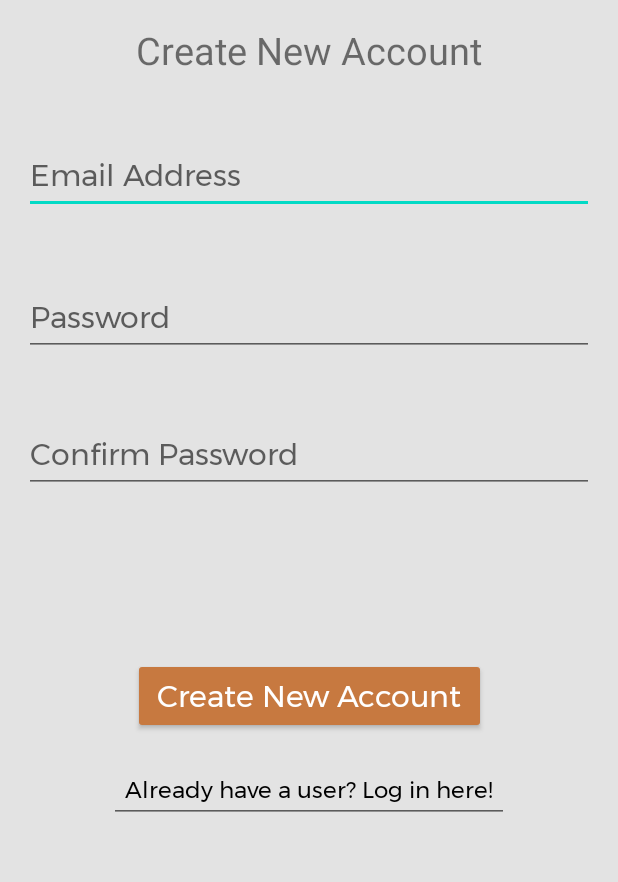
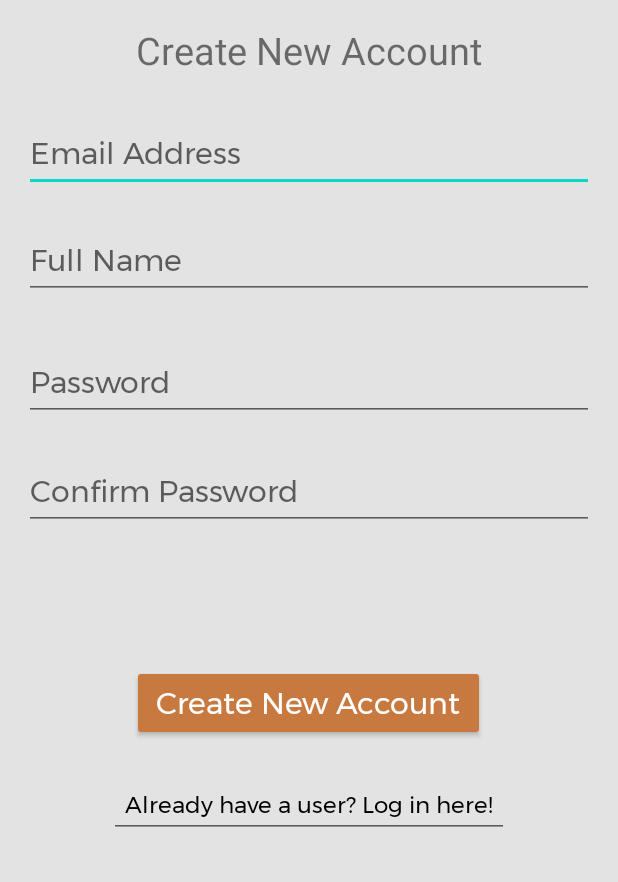
Before and after one commit to rongoldinfeld/trippy, an Android app: the Register screen opened directly, with no data from a screen before it, on a phone screen of 412 x 824 dp, the part 354-1236 px from its top. Run offline under Robolectric (Android 15) with nearby library versions, the phone set to English and light mode, and no system bars; our stand-ins replace Firebase (no records; nobody signed in at launch, a user with empty details on screens opened directly).

Commit message:
added user full name property and save on firestore

```diff
--- a/app/build.gradle
+++ b/app/build.gradle
@@ -13,7 +13,7 @@ android {
         targetSdkVersion 29
         versionCode 1
         versionName "1.0"
-
+        multiDexEnabled true
         testInstrumentationRunner "androidx.test.runner.AndroidJUnitRunner"
     }
 
@@ -36,10 +36,11 @@ dependencies {
     testImplementation 'junit:junit:4.+'
     androidTestImplementation 'androidx.test.ext:junit:1.1.2'
     androidTestImplementation 'androidx.test.espresso:espresso-core:3.3.0'
-
+    implementation 'com.android.support:multidex:1.0.3'
     // Import the Firebase BoM
     implementation platform('com.google.firebase:firebase-bom:26.4.0')
     // Declare the dependencies for the desired Firebase products
     // For example, declare the dependencies for Firebase Authentication
     implementation 'com.google.firebase:firebase-auth'
+    implementation 'com.google.firebase:firebase-firestore'
 }
--- a/app/src/main/java/com/colman/trippy/Register.java
+++ b/app/src/main/java/com/colman/trippy/Register.java
@@ -19,7 +19,7 @@ import com.google.firebase.auth.FirebaseAuth;
 
 public class Register extends AppCompatActivity {
 
-    EditText mEmail, mPassword, mConfirmPassword;
+    EditText mEmail, mPassword, mFullName, mConfirmPassword;
     ProgressBar mProgressBar;
     Button mRegisterBtn;
     FirebaseAuth fAuth;
@@ -36,6 +36,7 @@ public class Register extends AppCompatActivity {
         mRegisterBtn = findViewById(R.id.registerButton);
         mProgressBar = findViewById(R.id.progressBar);
         mLoginLink = findViewById(R.id.login_now_text);
+        mFullName = findViewById(R.id.full_name_text);
         fAuth = FirebaseAuth.getInstance();
 
         mLoginLink.setOnClickListener(view -> startActivity(new Intent(getApplicationContext(), Login.class)));
@@ -60,6 +61,7 @@ public class Register extends AppCompatActivity {
             String email = mEmail.getText().toString().trim();
             String password = mPassword.getText().toString().trim();
             String confirmPassword = mConfirmPassword.getText().toString().trim();
+            String fullName = mFullName.getText().toString().trim();
 
             if (TextUtils.isEmpty(email)) {
                 mEmail.setError("Email is Required.");
@@ -81,7 +83,7 @@ public class Register extends AppCompatActivity {
                 return;
             }
 
-            User user = new User(email, password);
+            User user = new User(email, password, fullName);
             mProgressBar.setVisibility(View.VISIBLE);
             UserModel.instance.registerUser(user, new UserModel.AddUserListener() {
                 @Override
--- a/app/src/main/res/layout/activity_register.xml
+++ b/app/src/main/res/layout/activity_register.xml
@@ -28,7 +28,7 @@
         app:layout_constraintEnd_toEndOf="parent"
         app:layout_constraintStart_toStartOf="parent"
         app:layout_constraintTop_toBottomOf="@+id/registerButton"
-        app:layout_constraintVertical_bias="0.286" />
+        app:layout_constraintVertical_bias="0.409" />
 
     <TextView
         android:id="@+id/textView"
@@ -66,21 +66,40 @@
         android:inputType="textEmailAddress"
         app:layout_constraintBottom_toBottomOf="parent"
         app:layout_constraintEnd_toEndOf="parent"
-        app:layout_constraintHorizontal_bias="0.498"
+        app:layout_constraintHorizontal_bias="0.0"
         app:layout_constraintStart_toStartOf="parent"
         app:layout_constraintTop_toBottomOf="@+id/textView2"
-        app:layout_constraintVertical_bias="0.084" />
+        app:layout_constraintVertical_bias="0.054" />
 
     <EditText
-        android:id="@+id/password"
-        android:hint="Password"
+        android:id="@+id/full_name_text"
+        style="@style/EditText"
+        android:layout_width="0dp"
+        android:layout_height="wrap_content"
+        android:layout_marginStart="16dp"
+        android:layout_marginTop="8dp"
+        android:layout_marginEnd="16dp"
+        android:layout_marginBottom="212dp"
+        android:ems="10"
+        android:hint="Full Name"
+        android:inputType="text"
         app:layout_constraintBottom_toBottomOf="parent"
         app:layout_constraintEnd_toEndOf="parent"
         app:layout_constraintHorizontal_bias="0.0"
         app:layout_constraintStart_toStartOf="parent"
         app:layout_constraintTop_toBottomOf="@+id/emailAddress"
-        app:layout_constraintVertical_bias="0.11"
-        style="@style/EditText" />
+        app:layout_constraintVertical_bias="0.062" />
+
+    <EditText
+        android:id="@+id/password"
+        style="@style/EditText"
+        android:layout_marginBottom="260dp"
+        android:hint="Password"
+        app:layout_constraintBottom_toBottomOf="parent"
+        app:layout_constraintEnd_toEndOf="parent"
+        app:layout_constraintStart_toStartOf="parent"
+        app:layout_constraintTop_toBottomOf="@+id/full_name_text"
+        app:layout_constraintVertical_bias="0.387" />
 
     <EditText
         android:id="@+id/confirmPassword"
@@ -88,6 +107,7 @@
         android:layout_width="0dp"
         android:layout_height="wrap_content"
         android:layout_marginStart="16dp"
+        android:layout_marginTop="8dp"
         android:layout_marginEnd="16dp"
         android:ems="10"
         android:hint="Confirm Password"
@@ -97,7 +117,7 @@
         app:layout_constraintHorizontal_bias="0.0"
         app:layout_constraintStart_toStartOf="parent"
         app:layout_constraintTop_toBottomOf="@+id/password"
-        app:layout_constraintVertical_bias="0.134" />
+        app:layout_constraintVertical_bias="0.054" />
 
     <Button
         android:id="@+id/registerButton"
@@ -106,9 +126,10 @@
         app:backgroundTint="#C77940"
         app:layout_constraintBottom_toBottomOf="parent"
         app:layout_constraintEnd_toEndOf="parent"
+        app:layout_constraintHorizontal_bias="0.497"
         app:layout_constraintStart_toStartOf="parent"
         app:layout_constraintTop_toBottomOf="@+id/confirmPassword"
-        app:layout_constraintVertical_bias="0.526" />
+        app:layout_constraintVertical_bias="0.488" />
 
     <ProgressBar
         android:id="@+id/progressBar"
@@ -120,7 +141,9 @@
         android:visibility="invisible"
         app:layout_constraintBottom_toTopOf="@+id/registerButton"
         app:layout_constraintEnd_toEndOf="parent"
+        app:layout_constraintHorizontal_bias="0.498"
         app:layout_constraintStart_toStartOf="parent"
-        app:layout_constraintTop_toBottomOf="@+id/confirmPassword" />
+        app:layout_constraintTop_toBottomOf="@+id/confirmPassword"
+        app:layout_constraintVertical_bias="0.327" />
 
 </androidx.constraintlayout.widget.ConstraintLayout>
```
Also changed, not shown: app/src/main/java/com/colman/trippy/models/User.java (+11 -1 lines), app/src/main/java/com/colman/trippy/models/UserFirebaseModel.java (+37 -1 lines).
